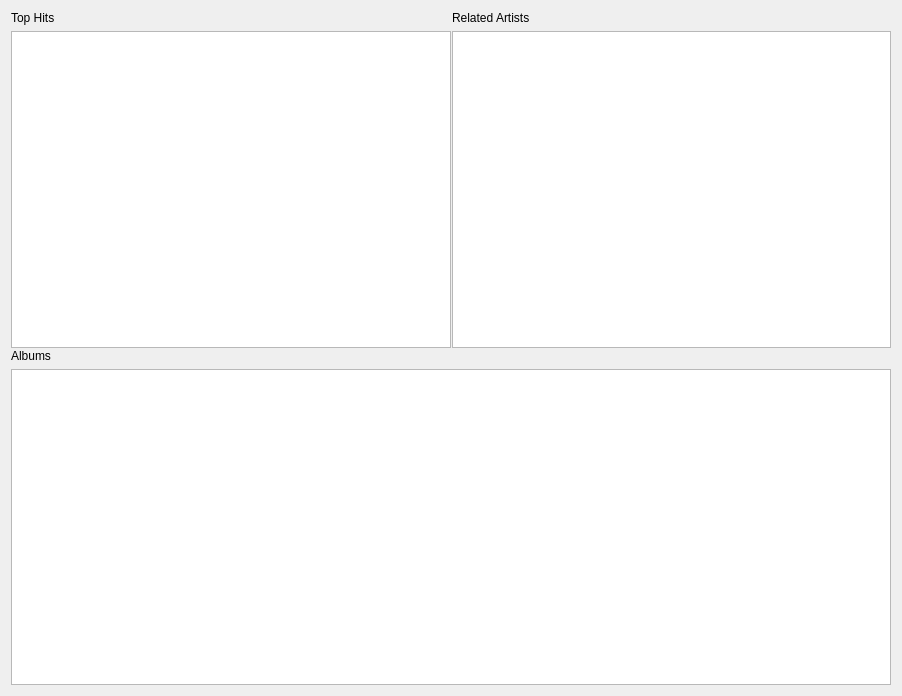
The window that src/libtomahawk/widgets/infowidgets/ArtistInfoWidget.ui (tomahawk-player/tomahawk) describes before a commit, drawn with Qt 5.
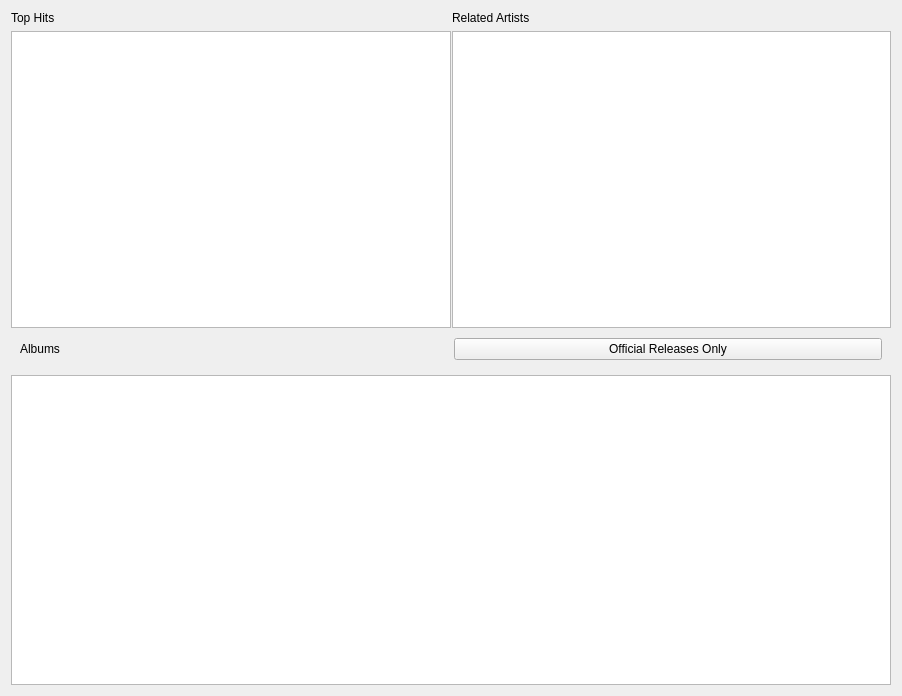
The same window after the commit. Custom widgets are drawn as their Qt base class.

Commit message: * Added InfoSystem support to TreeModel. * Added 'Official Releases Only' toggle-button on Artist Page. * Cleaned up a few sources.

What changed in the file:
```diff
--- a/src/libtomahawk/widgets/infowidgets/ArtistInfoWidget.ui
+++ b/src/libtomahawk/widgets/infowidgets/ArtistInfoWidget.ui
@@ -66,8 +66,11 @@
        </layout>
       </widget>
      </widget>
-     <widget class="QWidget" name="">
-      <layout class="QVBoxLayout" name="verticalLayout">
+     <widget class="QWidget" name="layoutWidget2">
+      <layout class="QVBoxLayout" name="verticalLayout_5">
+       <item>
+        <widget class="HeaderWidget" name="albumHeader" native="true">
+         <layout class="QHBoxLayout" name="horizontalLayout">
        <item>
         <widget class="HeaderLabel" name="label_3">
          <property name="text">
@@ -76,6 +79,16 @@
         </widget>
        </item>
        <item>
+           <widget class="ToggleButton" name="button">
+            <property name="text">
+             <string>Official Releases Only</string>
+            </property>
+           </widget>
+          </item>
+         </layout>
+        </widget>
+       </item>
+       <item>
         <widget class="ArtistView" name="albums"/>
        </item>
       </layout>
@@ -95,6 +108,16 @@
    <extends>QLabel</extends>
    <header location="global">widgets/HeaderLabel.h</header>
   </customwidget>
+  <customwidget>
+   <class>HeaderWidget</class>
+   <extends>QWidget</extends>
+   <header location="global">widgets/HeaderWidget.h</header>
+  </customwidget>
+  <customwidget>
+   <class>ToggleButton</class>
+   <extends>QPushButton</extends>
+   <header location="global">widgets/ToggleButton.h</header>
+  </customwidget>
   <customwidget>
    <class>ArtistView</class>
    <extends>QTreeView</extends>
```
Lines whose indentation alone changed are shown as unchanged. The commit also changes 17 other files.
